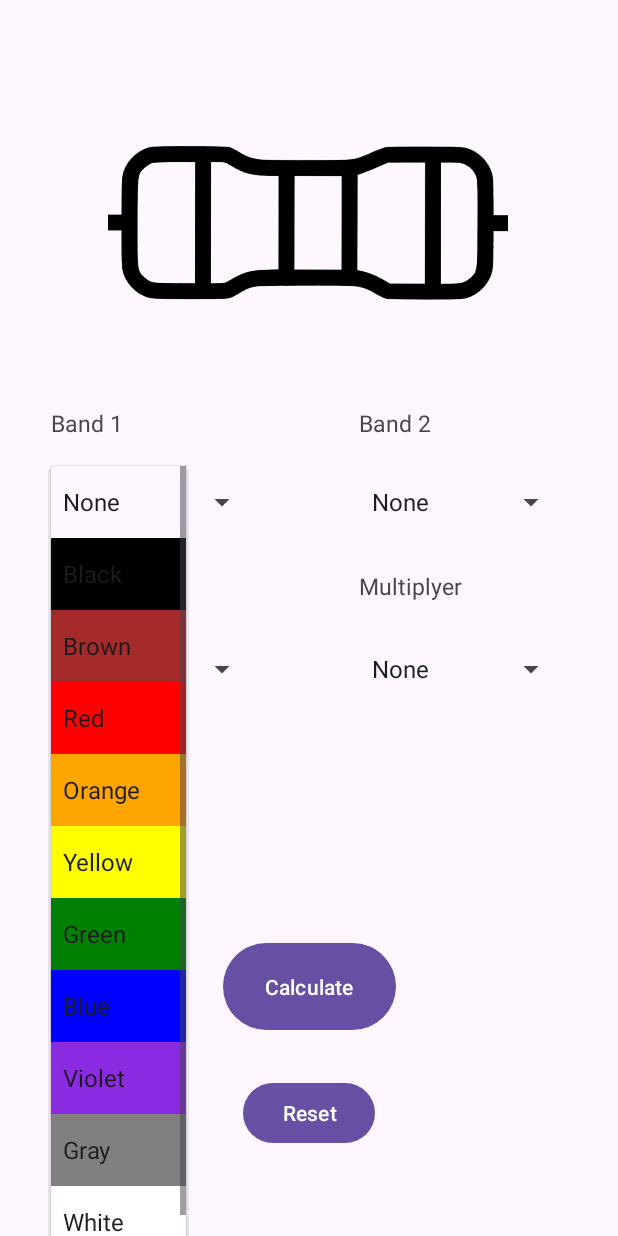
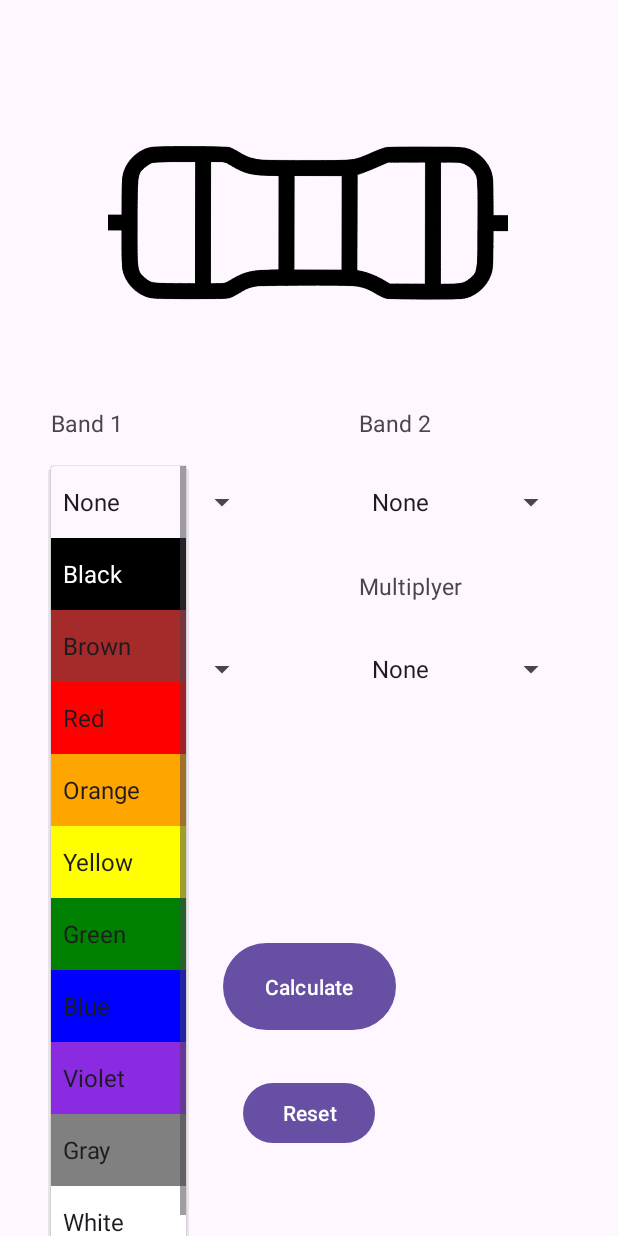
Before and after one commit to S00221754/Resistor-App, an Android app: the screen it shows after launch (MainActivity), after a tap on "None", on a phone screen of 412 x 824 dp. Run offline under Robolectric (Android 15) with nearby library versions, the phone set to English and light mode, and no system bars.

Commit message:
added comments

```diff
--- a/app/src/main/java/com/example/resistorapp/MainActivity.java
+++ b/app/src/main/java/com/example/resistorapp/MainActivity.java
@@ -22,6 +22,7 @@ import android.widget.Toast;
 
 public class MainActivity extends AppCompatActivity {
 
+    //declaring views
     Spinner spinB1, spinB2, spinM, spinT;
     TextView Result, band1, band2, bandMulti, bandTol;
     Button btnCalc, Reset;
@@ -49,6 +50,12 @@ public class MainActivity extends AppCompatActivity {
             public View getView(int position, View convertView, @NonNull ViewGroup parent) {
                 View view = super.getView(position, convertView, parent);
                 view.setBackgroundColor(ItemBackgroundBand(position));
+                //To make the item with a background of black to be font color white for easier readability
+                if(position == 1)
+                {
+                    ((TextView) view).setTextColor(Color.WHITE);
+                }
+                //to differentiate between the bands in the image.
                 if (parent == spinB1)
                 {
                     band1.setBackgroundColor(ItemBackgroundBand(position));
@@ -57,6 +64,7 @@ public class MainActivity extends AppCompatActivity {
                 {
                     band2.setBackgroundColor(ItemBackgroundBand(position));
                 }
+
                 return view;
             }
             //to set the background color of the other items
@@ -64,11 +72,17 @@ public class MainActivity extends AppCompatActivity {
             public View getDropDownView(int position, View convertView, @NonNull ViewGroup parent) {
                 View view = super.getDropDownView(position, convertView, parent);
                 view.setBackgroundColor(ItemBackgroundBand(position));
+                //makes the item with a black background more readable.
+                if(position == 1)
+                {
+                    ((TextView) view).setTextColor(Color.WHITE);
+                }
                 return view;
             }
         };
 
         adapter.setDropDownViewResource(android.R.layout.simple_spinner_dropdown_item);
+        //separate adapter due to different available colors
         ArrayAdapter adapter2 = new ArrayAdapter(this, android.R.layout.simple_spinner_item, getResources().getTextArray(R.array.Multiplier)) {
             @NonNull
             @Override
@@ -77,6 +91,11 @@ public class MainActivity extends AppCompatActivity {
                 View view = super.getView(position, convertView, parent);
                 view.setBackgroundColor(ItemBackgroundMulti(position));
                 bandMulti.setBackgroundColor(ItemBackgroundMulti(position));
+                view.setBackgroundColor(ItemBackgroundMulti(position));
+                if(position == 1)
+                {
+                    ((TextView) view).setTextColor(Color.WHITE);
+                }
                 return view;
             }
             //to set the background color of the other items
@@ -84,6 +103,10 @@ public class MainActivity extends AppCompatActivity {
             public View getDropDownView(int position, View convertView, @NonNull ViewGroup parent) {
                 View view = super.getDropDownView(position, convertView, parent);
                 view.setBackgroundColor(ItemBackgroundMulti(position));
+                if(position == 1)
+                {
+                    ((TextView) view).setTextColor(Color.WHITE);
+                }
                 return view;
             }
         };
@@ -109,33 +132,39 @@ public class MainActivity extends AppCompatActivity {
         };
         adapter3.setDropDownViewResource(android.R.layout.simple_spinner_dropdown_item);
 
+        //set adapters to each spinner
         spinB1.setAdapter(adapter);
         spinB2.setAdapter(adapter);
         spinM.setAdapter(adapter2);
         spinT.setAdapter(adapter3);
 
+
+        //event listener for when the calculate button is pressed
         btnCalc = findViewById(R.id.btnCalculate);
         btnCalc.setOnClickListener(new View.OnClickListener() {
             @Override
             public void onClick(View view) {
                 int b1,b2,m, resistance; String t;
-
+                //Gets and sets the values for the calculation
                 b1 = BandColor(spinB1.getSelectedItem().toString());
                 b2 = BandColor(spinB2.getSelectedItem().toString());
                 m = BandMulti(spinM.getSelectedItem().toString());
                 t = BandTolerance(spinT.getSelectedItem().toString());
+                //if no multiplier is picked
                 if (m == 0){
                     resistance = b1 + b2;
                 }
+                //method when a multiplier is picked
                 else {
                     resistance = ((b1 * m) + b2) * m;
                 }
-
+                //sets the text of teh Result view with the message.
                 Result.setText(String.valueOf(resistance) + "Ω " + t);
 
             }
         });
     }
+    //Method for background color of the first two bands
     private int ItemBackgroundBand(int position) {
         int[] colors = {R.color.black, R.color.black, R.color.brown, R.color.red, R.color.orange, R.color.yellow,
                 R.color.green, R.color.blue, R.color.violet, R.color.gray, R.color.white};
@@ -148,6 +177,7 @@ public class MainActivity extends AppCompatActivity {
             return Color.TRANSPARENT;
         }
     }
+    //Method for the multi band color
     private int ItemBackgroundMulti(int position) {
         int[] colors = {R.color.black, R.color.black, R.color.brown, R.color.red, R.color.orange, R.color.yellow,
                 R.color.green, R.color.blue, R.color.violet, R.color.gray, R.color.white, R.color.gold, R.color.silver};
@@ -160,6 +190,7 @@ public class MainActivity extends AppCompatActivity {
             return Color.TRANSPARENT;
         }
     }
+    //Method for the tolerance band color
     private int ItemBackgroundTol(int position) {
         int[] colors = {R.color.brown, R.color.brown, R.color.red,
                 R.color.green, R.color.blue, R.color.violet, R.color.gray, R.color.gold, R.color.silver};
@@ -172,6 +203,7 @@ public class MainActivity extends AppCompatActivity {
             return Color.TRANSPARENT;
         }
     }
+    //Resets all spinners and result
     public void reset(View v){
 
         spinB1.setSelection(0);
@@ -180,7 +212,7 @@ public class MainActivity extends AppCompatActivity {
         spinM.setSelection(0);
         Result.setText("");
     }
-
+    //sets the value depending on what band has been picked
     public Integer BandColor(String color){
         Integer band;
         switch (color){
@@ -219,6 +251,7 @@ public class MainActivity extends AppCompatActivity {
         }
         return band;
     }
+    //assigning a number depending on what multi has been picked
     public Integer BandMulti(String color){
         Integer band;
 
@@ -264,6 +297,7 @@ public class MainActivity extends AppCompatActivity {
         }
         return band;
     }
+    //sets a tolerance on what has been picked
     public String BandTolerance(String color){
         String tolerance;
 
```
